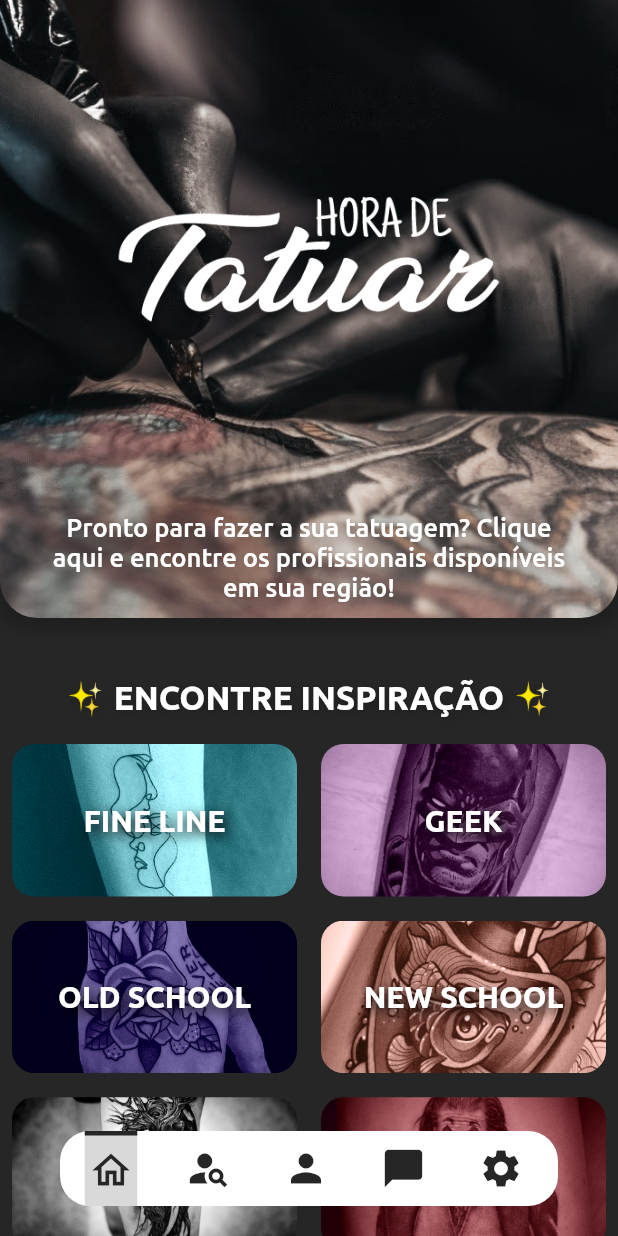
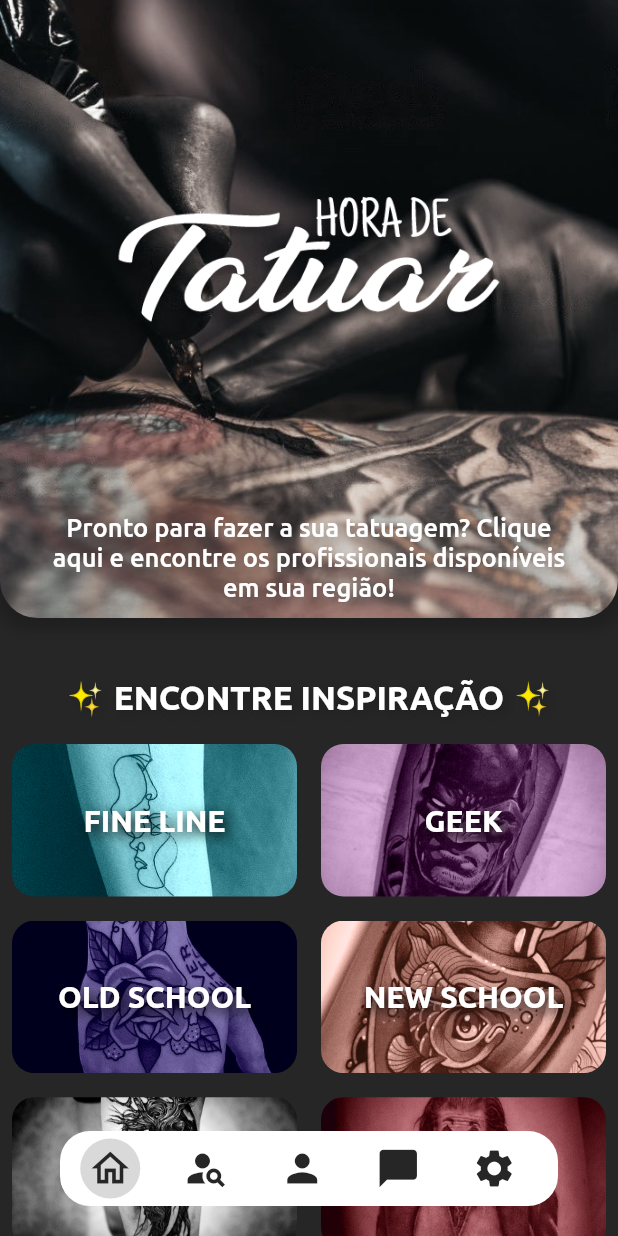
Before and after one commit to wheeout/appTC, a Flutter app: the screen it shows after launch, on a phone screen of 412 x 824 dp. Run offline on Flutter 3.47's test engine with Material 2 defaults, Android fonts, the phone set to English and light mode, and no system bars; our stand-ins replace dio.

Commit message:
Mudança na navigation bar.

```diff
--- a/lib/main.dart
+++ b/lib/main.dart
@@ -65,7 +65,7 @@
               itemCount: icons.length,
               padding: EdgeInsets.symmetric(horizontal: 1.5),
               itemBuilder: (ctx, i) => Padding(
-                padding: const EdgeInsets.symmetric(horizontal: 15),
+                padding: const EdgeInsets.symmetric(horizontal: 12),
                 child: GestureDetector(
                   onTap: () {
                     setState(() {
@@ -74,14 +74,9 @@
                   },
                   child: AnimatedContainer(
                     duration: Duration(milliseconds: 250),
-                    width: 35,
+                    width: 40,
                     decoration: BoxDecoration(
-                      border: i == _indiceAtual
-                          ? Border(
-                              top: BorderSide(
-                                  width: 3.0,
-                                  color: Color.fromRGBO(38, 38, 38, 1)))
-                          : null,
+                      shape: BoxShape.circle,
                       color: i == _indiceAtual
                           ? Color.fromRGBO(217, 217, 217, 1)
                           : null,
```
